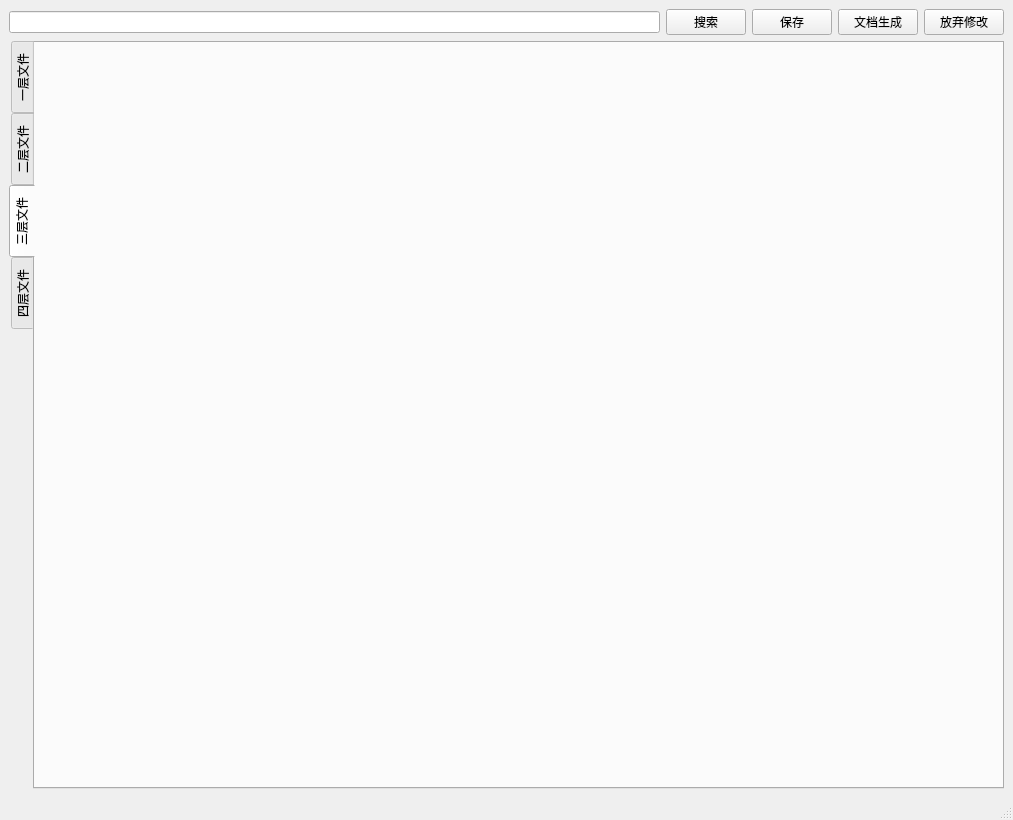
The window that Word-Printer/MainUI.ui (OtakuTools/WordPrinter) describes before a commit, drawn with Qt 5.
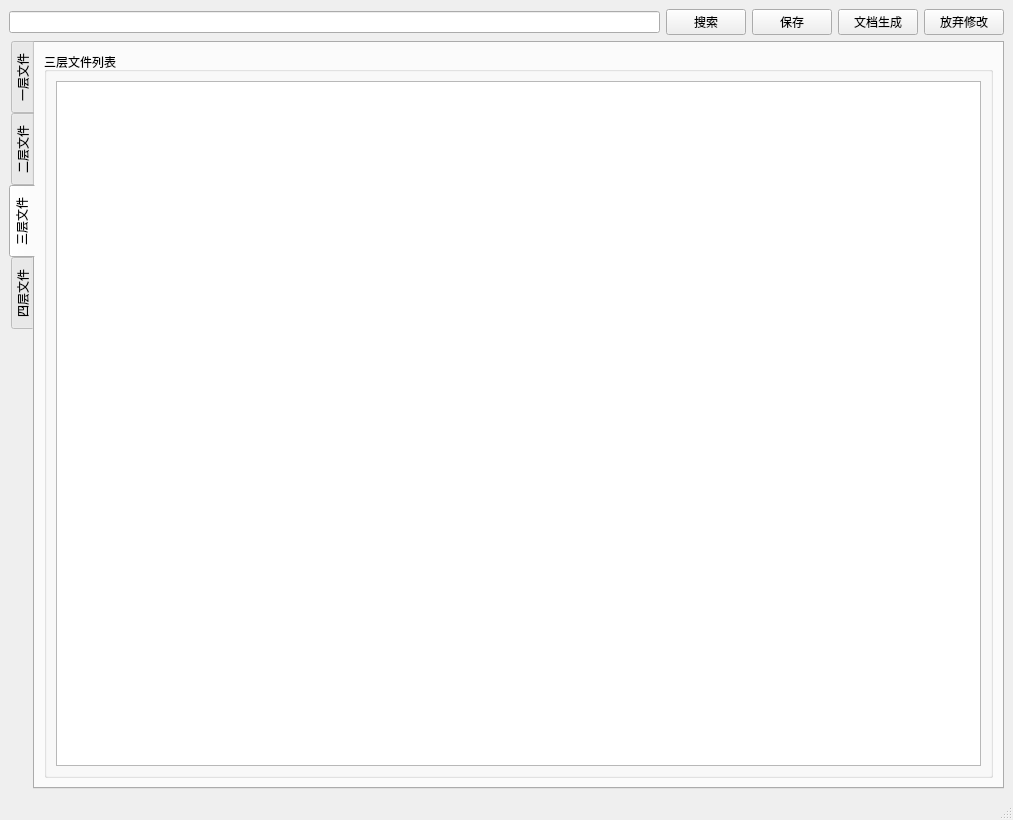
The same window after the commit. The open tabs and pages were chosen to show the change.

Commit message: 添加三层文件列表显示，重命名Level3部分文件

Diff of the .ui file:
```diff
--- a/Word-Printer/MainUI.ui
+++ b/Word-Printer/MainUI.ui
@@ -1332,6 +1332,29 @@
        <attribute name="title">
         <string>三层文件</string>
        </attribute>
+       <layout class="QGridLayout" name="gridLayout_16">
+        <item row="0" column="0">
+         <widget class="QGroupBox" name="groupBox_8">
+          <property name="title">
+           <string>三层文件列表</string>
+          </property>
+          <layout class="QGridLayout" name="gridLayout_17">
+           <item row="0" column="0">
+            <widget class="QTreeWidget" name="level3_fileList">
+             <attribute name="headerVisible">
+              <bool>false</bool>
+             </attribute>
+             <column>
+              <property name="text">
+               <string notr="true">1</string>
+              </property>
+             </column>
+            </widget>
+           </item>
+          </layout>
+         </widget>
+        </item>
+       </layout>
       </widget>
       <widget class="QWidget" name="tab_4">
        <attribute name="title">
```
The commit also changes 4 other files.
